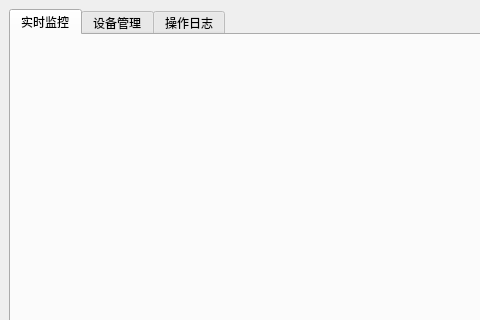
The window that qt-client/ui/MainWindow.ui (tanhuang2016/scada-demo) describes before a commit, drawn with Qt 5; both pictures show x 0 to 480 and y 0 to 320 of the 1100 by 550 pixel window.
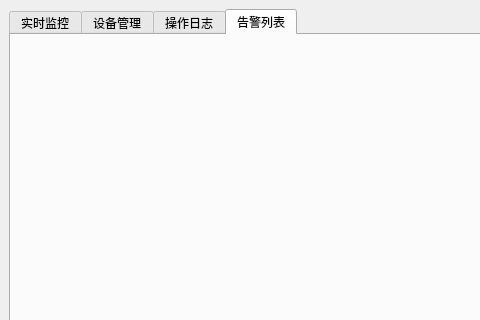
The same window after the commit. The open tabs and pages were chosen to show the change.

Patch:
```diff
--- a/qt-client/ui/MainWindow.ui
+++ b/qt-client/ui/MainWindow.ui
@@ -25,6 +25,11 @@
        <attribute name="title"><string>操作日志</string></attribute>
        <layout class="QVBoxLayout" name="logLayout"/>
       </widget>
+      <!-- Tab 4: 告警列表 -->
+      <widget class="QWidget" name="alarmTab">
+       <attribute name="title"><string>告警列表</string></attribute>
+       <layout class="QVBoxLayout" name="alarmLayout"/>
+      </widget>
      </widget>
     </item>
    </layout>
```
